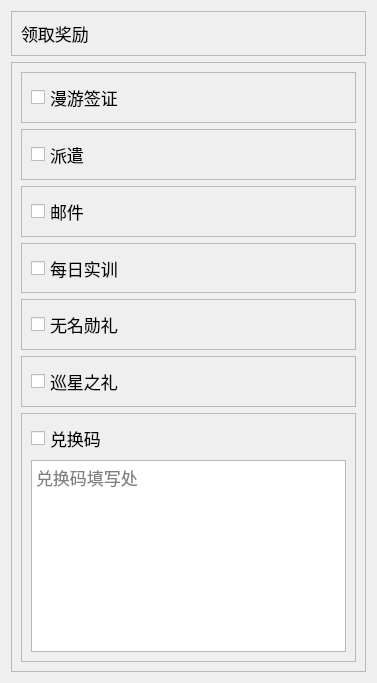
First picture: the form in resources/ui/receive_reward.ui, repository Shasnow/StarRailAssistant, before the edit.
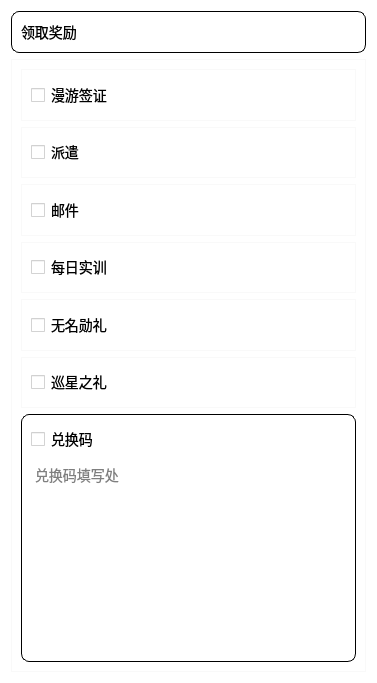
Second picture: the form after the edit.

The edit to the form file:
```diff
--- a/resources/ui/receive_reward.ui
+++ b/resources/ui/receive_reward.ui
@@ -18,6 +18,12 @@
         <property name="windowTitle">
             <string>Form</string>
         </property>
+        <property name="styleSheet">
+            <string notr="true">background-repeat: no-repeat;
+                background-position: center;
+                background-color: rgba(255, 255, 255, 0.1);
+            </string>
+        </property>
         <layout class="QGridLayout" name="gridLayout">
             <item row="1" column="0">
                 <widget class="QScrollArea" name="scrollArea">
@@ -30,7 +36,7 @@
                                 <x>0</x>
                                 <y>0</y>
                                 <width>357</width>
-                                <height>615</height>
+                                <height>619</height>
                             </rect>
                         </property>
                         <layout class="QVBoxLayout" name="verticalLayout_3">
@@ -51,6 +57,12 @@
                                                         <height>30</height>
                                                     </size>
                                                 </property>
+                                                <property name="styleSheet">
+                                                    <string notr="true">border: none;
+                                                        background-color: rgba(255, 255, 255, 0.8);
+                                                        font-size: 14px;
+                                                    </string>
+                                                </property>
                                                 <property name="text">
                                                     <string>漫游签证</string>
                                                 </property>
@@ -76,6 +88,12 @@
                                                         <height>30</height>
                                                     </size>
                                                 </property>
+                                                <property name="styleSheet">
+                                                    <string notr="true">border: none;
+                                                        background-color: rgba(255, 255, 255, 0.8);
+                                                        font-size: 14px;
+                                                    </string>
+                                                </property>
                                                 <property name="text">
                                                     <string>派遣</string>
                                                 </property>
@@ -101,6 +119,12 @@
                                                         <height>30</height>
                                                     </size>
                                                 </property>
+                                                <property name="styleSheet">
+                                                    <string notr="true">border: none;
+                                                        background-color: rgba(255, 255, 255, 0.8);
+                                                        font-size: 14px;
+                                                    </string>
+                                                </property>
                                                 <property name="text">
                                                     <string>邮件</string>
                                                 </property>
@@ -126,6 +150,12 @@
                                                         <height>30</height>
                                                     </size>
                                                 </property>
+                                                <property name="styleSheet">
+                                                    <string notr="true">border: none;
+                                                        background-color: rgba(255, 255, 255, 0.8);
+                                                        font-size: 14px;
+                                                    </string>
+                                                </property>
                                                 <property name="text">
                                                     <string>每日实训</string>
                                                 </property>
@@ -151,6 +181,12 @@
                                                         <height>30</height>
                                                     </size>
                                                 </property>
+                                                <property name="styleSheet">
+                                                    <string notr="true">border: none;
+                                                        background-color: rgba(255, 255, 255, 0.8);
+                                                        font-size: 14px;
+                                                    </string>
+                                                </property>
                                                 <property name="text">
                                                     <string>无名勋礼</string>
                                                 </property>
@@ -176,6 +212,12 @@
                                                         <height>30</height>
                                                     </size>
                                                 </property>
+                                                <property name="styleSheet">
+                                                    <string notr="true">border: none;
+                                                        background-color: rgba(255, 255, 255, 0.8);
+                                                        font-size: 14px;
+                                                    </string>
+                                                </property>
                                                 <property name="text">
                                                     <string>巡星之礼</string>
                                                 </property>
@@ -186,6 +228,13 @@
                             </item>
                             <item>
                                 <widget class="QFrame" name="frame3_7">
+                                    <property name="styleSheet">
+                                        <string notr="true">border-radius: 8px;
+                                            border: 1px solid black;
+                                            background-color: rgba(255, 255, 255, 0.8);
+                                            font-size: 14px;
+                                        </string>
+                                    </property>
                                     <property name="frameShape">
                                         <enum>QFrame::Shape::StyledPanel</enum>
                                     </property>
@@ -201,6 +250,9 @@
                                                         <height>30</height>
                                                     </size>
                                                 </property>
+                                                <property name="styleSheet">
+                                                    <string notr="true">border: none;</string>
+                                                </property>
                                                 <property name="text">
                                                     <string>兑换码</string>
                                                 </property>
@@ -214,6 +266,9 @@
                                                         <verstretch>0</verstretch>
                                                     </sizepolicy>
                                                 </property>
+                                                <property name="styleSheet">
+                                                    <string notr="true">border: none;</string>
+                                                </property>
                                                 <property name="placeholderText">
                                                     <string>兑换码填写处</string>
                                                 </property>
@@ -228,6 +283,13 @@
             </item>
             <item row="0" column="0">
                 <widget class="QFrame" name="frame">
+                    <property name="styleSheet">
+                        <string notr="true">border-radius: 8px;
+                            border: 1px solid black;
+                            background-color: rgba(255, 255, 255, 0.8);
+                            font-size: 14px;
+                        </string>
+                    </property>
                     <property name="frameShape">
                         <enum>QFrame::Shape::StyledPanel</enum>
                     </property>
@@ -237,6 +299,11 @@
                     <layout class="QVBoxLayout" name="verticalLayout_2">
                         <item>
                             <widget class="QLabel" name="label">
+                                <property name="styleSheet">
+                                    <string notr="true">border-radius: 8px;
+                                        border: 0.3px solid black;
+                                    </string>
+                                </property>
                                 <property name="text">
                                     <string>领取奖励</string>
                                 </property>
```
